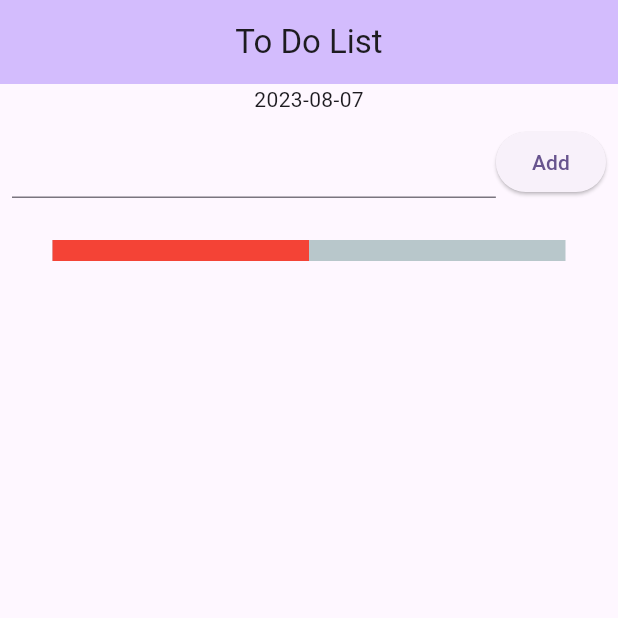
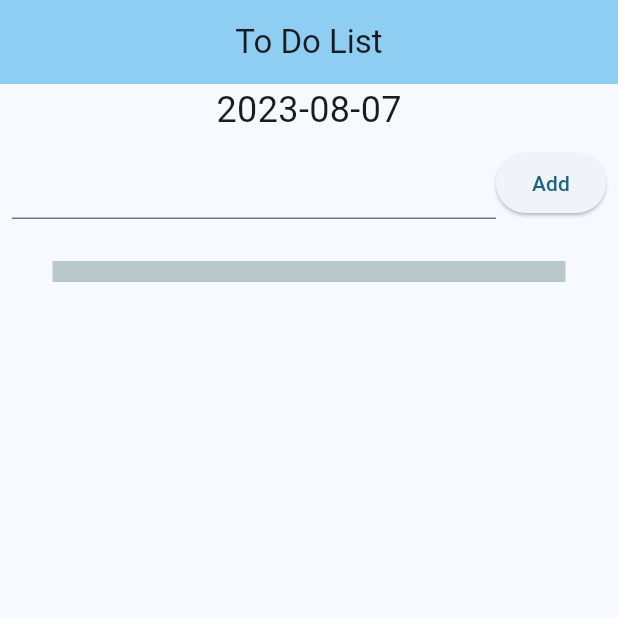
Before and after one commit to Sephior/flutter, a Flutter app: the screen it shows after launch, on a phone screen of 412 x 824 dp, the top half of it. Run offline on Flutter 3.47's test engine with Material 2 defaults, Android fonts, the phone set to English and light mode, and no system bars; drawn by our look-alikes of percent_indicator.

Commit message:
수정 기능 업데이트, 진척도 업데이트

```diff
--- a/lib/main.dart
+++ b/lib/main.dart
@@ -10,13 +10,19 @@ void main() {
 class MyApp extends StatelessWidget {
   const MyApp({super.key});
   @override
+  // 기본적인 정보를
   Widget build(BuildContext context) {
     return MaterialApp(
       //제목
       title: 'To Do List',
       theme: ThemeData(
-        //제목창 기본 색상
-        colorScheme: ColorScheme.fromSeed(seedColor: Colors.deepPurple),
+        //기본 색상 설정
+        colorScheme: ColorScheme.fromSeed(seedColor: Colors.lightBlueAccent),
+        textTheme: const TextTheme(
+          //textstyle 설정 가능
+          bodyMedium: TextStyle(fontSize: 24, fontWeight: FontWeight.w400),
+          labelMedium: TextStyle(fontSize: 16, fontWeight: FontWeight.w400),
+          ),
         useMaterial3: true,
       ),
       //제목
@@ -51,6 +57,26 @@ class _MyHomePageState extends State<MyHomePage> {
   //옆에 만든 task.dart에서 import해서 리스트 생성
   List<Task> tasks = [];
 
+  // 변수 생성
+  bool isModifying = false;
+  int modifyingIndex = 0;
+  double percent = 0.0;
+
+  // 퍼센트 재설정 함수
+  void updatePercent(){
+    if (tasks.isEmpty){
+      percent = 0.0;
+    } else {
+      var completeTaskCnt = 0;
+      for (var i = 0; i<tasks.length; i++){
+        if (tasks[i].isComplete){
+          completeTaskCnt+=1;
+        }
+      }
+    percent = completeTaskCnt/tasks.length;
+    }
+  }
+
   @override
   Widget build(BuildContext context) {
     return Scaffold(
@@ -61,7 +87,8 @@ class _MyHomePageState extends State<MyHomePage> {
         backgroundColor: Theme.of(context).colorScheme.inversePrimary,
         title: Text(widget.title),
       ),
-      body: Center(
+      body: SingleChildScrollView(
+        child: Center(
           //자식 생성
           child: Column(
             //메인 축 정렬
@@ -88,7 +115,16 @@ class _MyHomePageState extends State<MyHomePage> {
                       onPressed: () {
                         //버튼의 효과 설정
                         if (_textController.text != '') {
-                        setState(() {
+                          // isModifying 이 true이면 ? 이후의 코드가, false면 : 이후의 코드가 실행됨
+                          isModifying
+                          ? setState(() {
+                            tasks[modifyingIndex].work = _textController.text;
+                            tasks[modifyingIndex].isComplete = false;
+                            _textController.clear();
+                            modifyingIndex = 0;
+                            isModifying = false;
+                          })
+                          : setState((){
                             var task = Task(_textController.text);
                             tasks.add(task);
                             _textController.clear();
@@ -96,8 +132,9 @@ class _MyHomePageState extends State<MyHomePage> {
                         }
                       },
                       //버튼 내부 데이터 설정
-                    child: const Text("Add"
-                      ),
+                      child: isModifying
+                      ? const Text("revise")
+                      : const Text("Add"),
                       )
                     ],
                   ),
@@ -111,11 +148,12 @@ class _MyHomePageState extends State<MyHomePage> {
                     //현재 기기의 설정 불러오기 context
                     width: MediaQuery.of(context).size.width - 50,
                     lineHeight: 14,
-                  percent: 0.5,
+                    percent: percent,
                   )
                 ]),
               ),
 
+              // 반복문
               for (var i = 0; i < tasks.length; i++)
 
               Padding(
@@ -129,28 +167,38 @@ class _MyHomePageState extends State<MyHomePage> {
                           borderRadius: BorderRadius.all(Radius.zero)
                         )
                       ),
-                    onPressed: () {},
+                      onPressed: () {
+                        setState(() {
+                        tasks[i].isComplete = !tasks[i].isComplete;
+                        updatePercent();
+                        });
+                      },
                       child: Row(
                         children: [
-                        const Icon(Icons.check_box_outline_blank_rounded),
-                        Text(tasks[i].work)
+                          tasks[i].isComplete
+                          // ?면 True일 때 체크된 모양
+                          ?  const Icon(Icons.check_box_rounded)
+                          // : 이면 False일 때 체크된 모양
+                          :  const Icon(Icons.check_box_outline_blank_rounded),
+                          Text(tasks[i].work, style: Theme.of(context).textTheme.labelMedium)
                         ],
                       ),
                     ),
                   ),
-                TextButton(onPressed: (){
+                  TextButton(onPressed: isModifying
+                    ? null
+                    : (){
                       setState(() {
-                    if (_textController.text != '') {
-                      var task = Task(_textController.text);
-                      tasks[i] = task;
-                      _textController.clear();
-                    }
+                        isModifying = true;
+                        _textController.text = tasks[i].work;
+                        modifyingIndex = i;
+                        updatePercent();
                       });
                   }, child: const Text("revise"),),
-
                   TextButton(onPressed: (){
                     setState(() {
                       tasks.remove(tasks[i]);
+                      updatePercent();
                     });
                   }, child: const Text("remove"),),
                   ],
@@ -159,6 +207,7 @@ class _MyHomePageState extends State<MyHomePage> {
             ],
           ),
         ),
+      ),
     );
   }
 }
```
Lines whose indentation alone changed are shown as unchanged.
